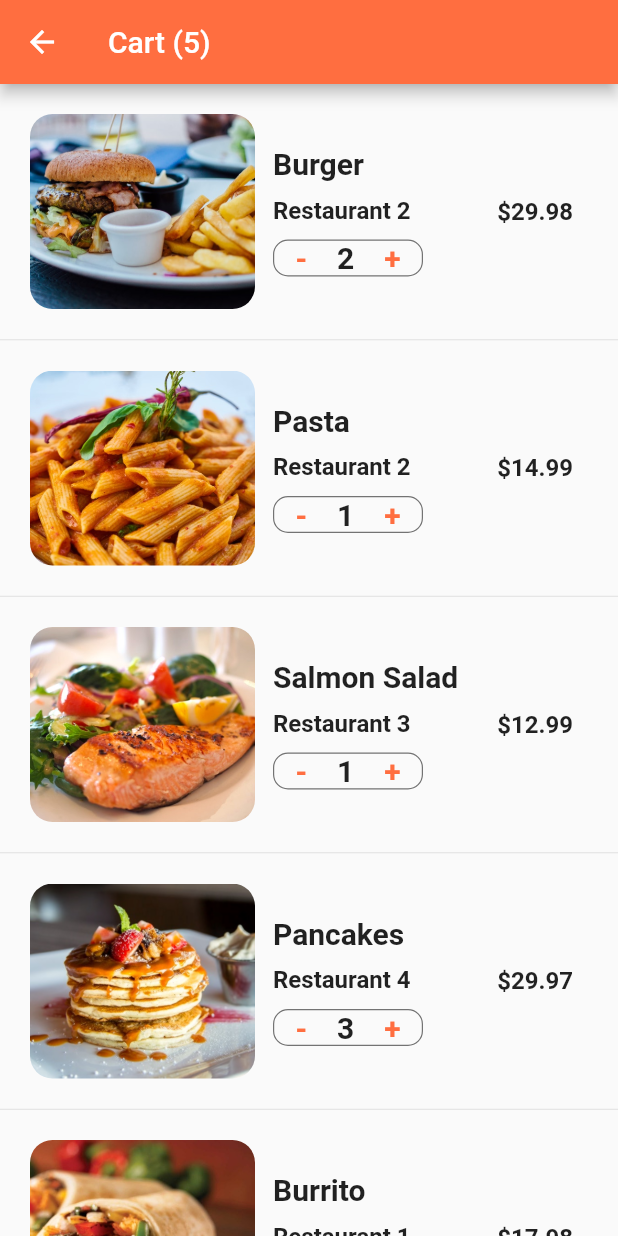
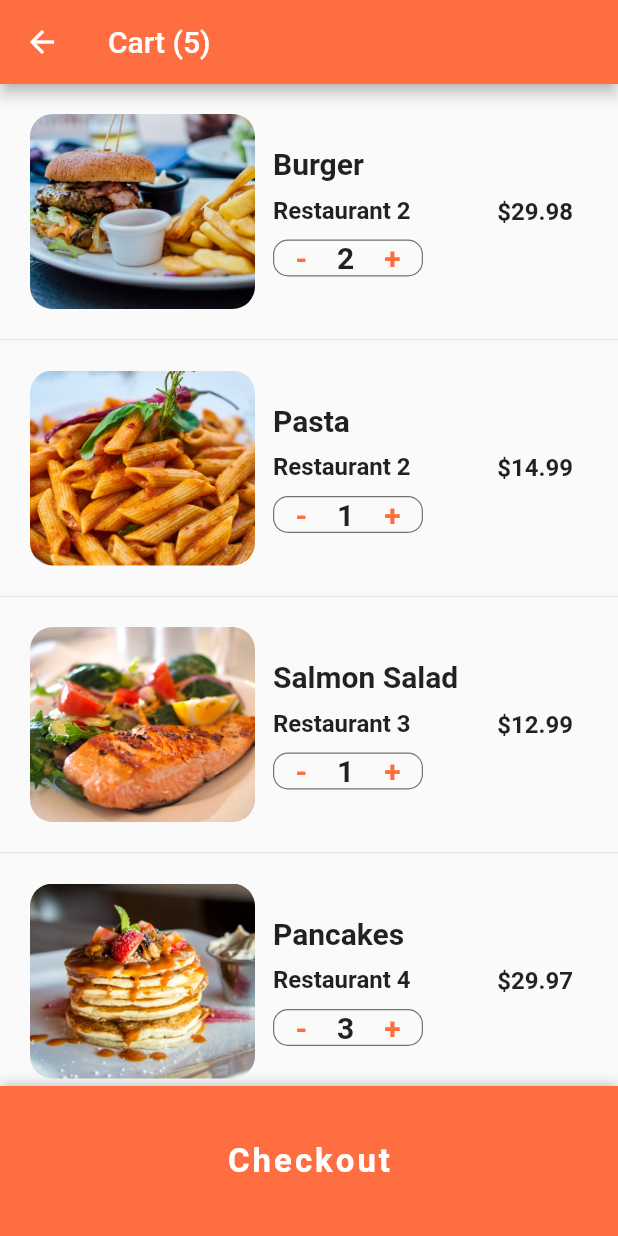
Before and after one commit to wheregmis/food_delivery_app_ui, a Flutter app: the CartScreen screen opened directly, on a phone screen of 412 x 824 dp. Run offline on Flutter 3.47's test engine with Material 2 defaults, Android fonts, the light colour scheme and no system bars.

Commit message:
Cart Screen
--buttom sheet added
--total price calculated

```diff
--- a/lib/screens/cart_screen.dart
+++ b/lib/screens/cart_screen.dart
@@ -115,6 +115,9 @@ class _CartScreenState extends State<CartScreen> {
                   fontSize: 16.0,
                   fontWeight: FontWeight.w600,
                 )),
+          ),
+          SizedBox(
+            height: 80,
           )
         ],
       ),
@@ -123,6 +126,10 @@ class _CartScreenState extends State<CartScreen> {
 
   @override
   Widget build(BuildContext context) {
+    double totalPrice = 0;
+    currentUser.cart.forEach(
+        (Order order) => totalPrice += order.quantity * order.food.price);
+
     return Scaffold(
       appBar: AppBar(
         title: Text(
@@ -134,18 +141,98 @@ class _CartScreenState extends State<CartScreen> {
         ),
       ),
       body: ListView.separated(
-          physics: BouncingScrollPhysics(),
         itemBuilder: (BuildContext context, int index) {
+          if (index < currentUser.cart.length) {
             Order order = currentUser.cart[index];
             return _buildCartItem(order);
+          }
+          return Padding(
+            padding: const EdgeInsets.all(20.0),
+            child: Column(
+              children: <Widget>[
+                Row(
+                  mainAxisAlignment: MainAxisAlignment.spaceBetween,
+                  children: <Widget>[
+                    Text(
+                      'Estimated Delivery Time: ',
+                      style: TextStyle(
+                        fontSize: 20.0,
+                        fontWeight: FontWeight.w600,
+                      ),
+                    ),
+                    Text(
+                      '25 min',
+                      style: TextStyle(
+                        fontSize: 20.0,
+                        fontWeight: FontWeight.w600,
+                      ),
+                    ),
+                  ],
+                ),
+                SizedBox(
+                  height: 10.0,
+                ),
+                Row(
+                  mainAxisAlignment: MainAxisAlignment.spaceBetween,
+                  children: <Widget>[
+                    Text(
+                      'Total Cost: ',
+                      style: TextStyle(
+                        fontSize: 20.0,
+                        fontWeight: FontWeight.w600,
+                      ),
+                    ),
+                    Text(
+                      '\$${totalPrice.toStringAsFixed(2)}',
+                      style: TextStyle(
+                        color: Colors.green[700],
+                        fontSize: 20.0,
+                        fontWeight: FontWeight.w600,
+                      ),
+                    ),
+                  ],
+                ),
+                SizedBox(
+                  height: 90.0,
+                )
+              ],
+            ),
+          );
         },
+        itemCount: currentUser.cart.length,
         separatorBuilder: (BuildContext context, int index) {
           return Divider(
             height: 1.0,
             color: Colors.grey[300],
           );
         },
-          itemCount: currentUser.cart.length),
+      ),
+      bottomSheet: Container(
+        height: 100.0,
+        width: MediaQuery.of(context).size.width,
+        decoration:
+            BoxDecoration(color: Theme.of(context).primaryColor, boxShadow: [
+          BoxShadow(
+            color: Colors.black26,
+            offset: Offset(0, -1),
+            blurRadius: 6.0,
+          )
+        ]),
+        child: Center(
+          child: FlatButton(
+            child: Text(
+              'Checkout',
+              style: TextStyle(
+                color: Colors.white,
+                fontSize: 22.0,
+                fontWeight: FontWeight.bold,
+                letterSpacing: 2.0,
+              ),
+            ),
+            onPressed: () {},
+          ),
+        ),
+      ),
     );
   }
 }
```
Lines whose indentation alone changed are shown as unchanged.
